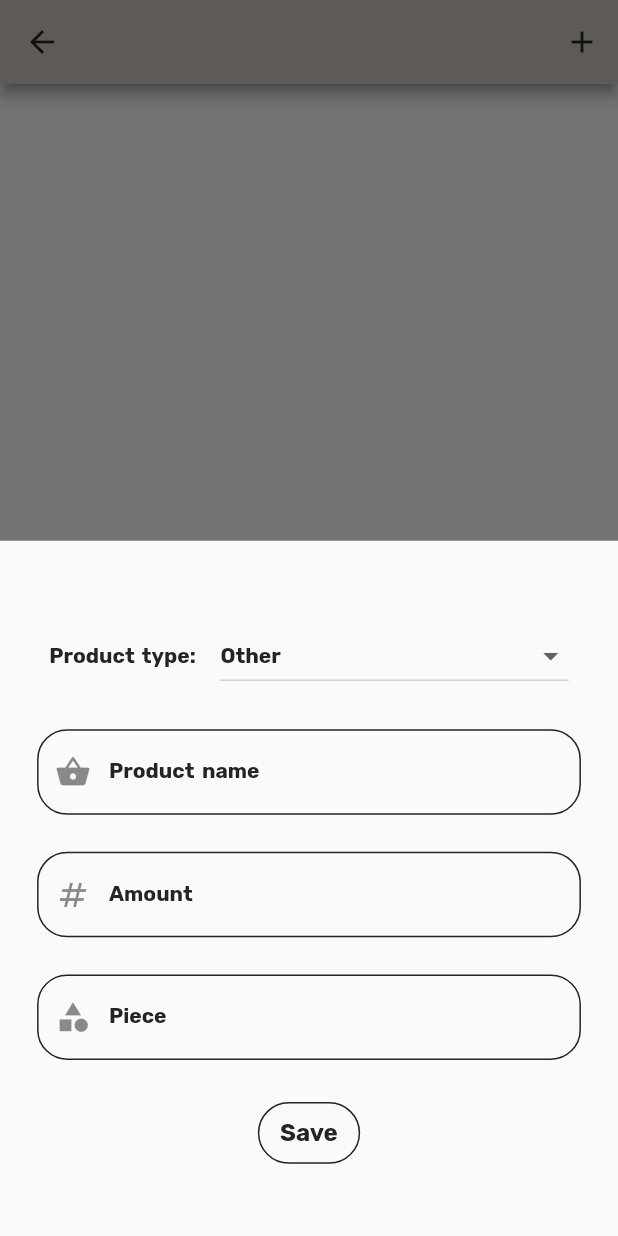
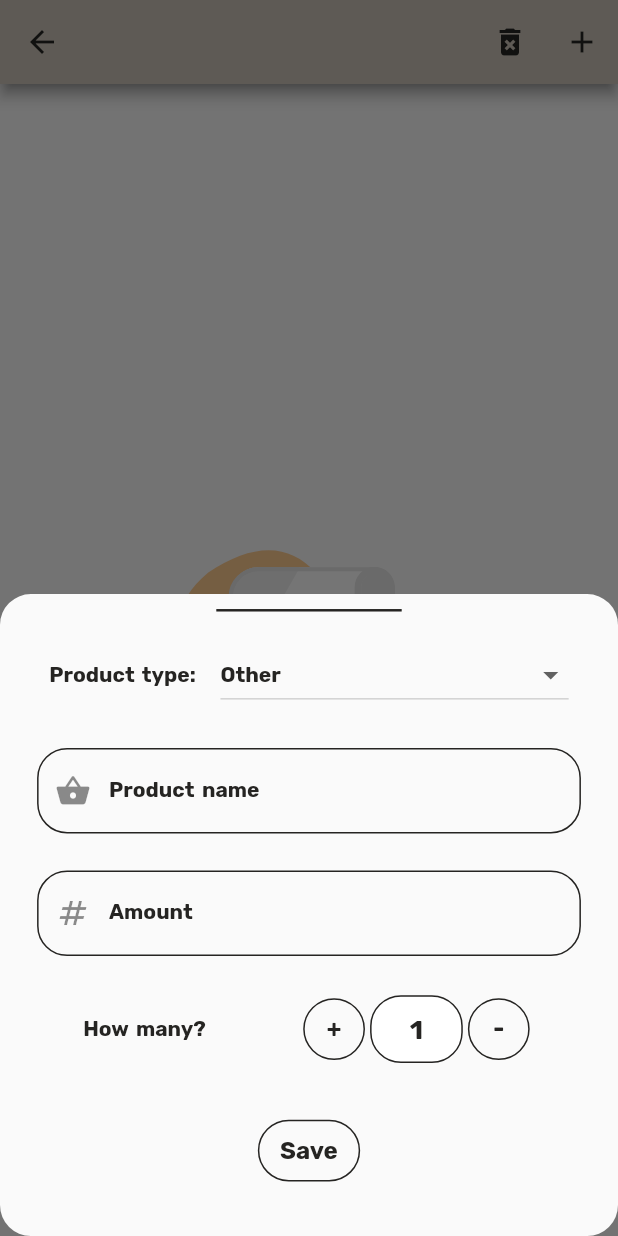
Before and after one commit to Tgrlzphlvn/easy_wallet, a Flutter app: the ShoppingListPage screen opened directly with empty values, after a tap on the "add" icon, on a phone screen of 412 x 824 dp. Run offline on Flutter 3.47's test engine with Material 2 defaults, Android fonts, the phone set to English and light mode, and no system bars; our stand-ins replace easy_localization, google_fonts, hive_flutter, lottie; missing offline and left inert: emojis; accounts and stored records are empty.

Commit message:
List page is complete

```diff
--- a/lib/core/widgets/income_or_expense_alert_dialog.dart
+++ b/lib/core/widgets/wallet_alert_dialog.dart
@@ -1,21 +1,21 @@
 import 'package:easy_wallet_v2/core/base/base_singleton.dart';
-import 'package:easy_wallet_v2/core/localization/localization_helper.dart';
 import 'package:easy_wallet_v2/product/extensions/ui_settings_extensions.dart';
 import 'package:flutter/material.dart';
 
 class IncomeOrExpenseAlertDialog extends StatelessWidget with BaseSingleton {
   const IncomeOrExpenseAlertDialog({
     Key? key,
-    required this.actions,
+    required this.actions, required this.title,
   }) : super(key: key);
 
   final List<Widget> actions;
+  final String title;
 
   @override
   Widget build(BuildContext context) {
     return AlertDialog(
       shape: RoundedRectangleBorder(borderRadius: context.borderRadiusHigh),
-      title: Text(LocalizationHelper.pleaseSelectTheDataType),
+      title: Text(title),
       titlePadding: context.paddingAllMedium,
       titleTextStyle: walletTextTheme.textTheme.headline5,
       actionsAlignment: MainAxisAlignment.spaceAround,
--- a/lib/feature/model/shopping.dart
+++ b/lib/feature/model/shopping.dart
@@ -8,7 +8,7 @@ part 'shopping.g.dart';
 @HiveType(typeId: ShoppingIdentifire.shoppingListId)
 class ShoppingList extends HiveObject {
   @HiveField(0)
-  String id = const Uuid().v1();
+  final String id;
   @HiveField(1)
   DateTime createdTime = DateTime.now();
   @HiveField(2)
@@ -16,7 +16,34 @@ class ShoppingList extends HiveObject {
   @HiveField(3)
   final String listName;
 
-  ShoppingList(this.shoppingProducts, this.listName);
+  ShoppingList({
+    required this.shoppingProducts,
+    required this.listName,
+    required this.id,
+  });
+
+  factory ShoppingList.add({
+    required String id,
+    required List<Shopping> shoppingProducts,
+    required String listName,
+  }) {
+    return ShoppingList(
+      shoppingProducts: shoppingProducts,
+      listName: listName,
+      id: id,
+    );
+  }
+
+  factory ShoppingList.create({
+    required List<Shopping> shoppingProducts,
+    required String listName,
+  }) {
+    return ShoppingList(
+      shoppingProducts: shoppingProducts,
+      listName: listName,
+      id: const Uuid().v1(),
+    );
+  }
 }
 
 @HiveType(typeId: ShoppingIdentifire.shoppingId)
@@ -33,15 +60,12 @@ class Shopping extends HiveObject {
   final int price;
   @HiveField(5)
   final int piece;
-  @HiveField(6)
-  final int? gram;
 
   Shopping({
     required this.productName,
     required this.price,
     this.piece = 1,
     required this.productsType,
-    this.gram,
   });
 }
 
--- a/lib/feature/view/pages/shopping/add_shopping_list_page.dart
+++ b/lib/feature/view/pages/shopping/add_shopping_list_sheet.dart
@@ -31,9 +31,9 @@ class AddShoppingListSheet extends StatelessWidget with BaseSingleton {
             onPressed: () {
               Provider.of<AddShoppingListViewModel>(context, listen: false)
                   .addShoppingList(
-                ShoppingList(
-                  [],
-                  _nameController.text,
+                ShoppingList.create(
+                  shoppingProducts: [],
+                  listName: _nameController.text,
                 ),
               );
               Provider.of<AddShoppingListViewModel>(context, listen: false)
--- a/lib/feature/view/pages/shopping/add_shopping_product_page.dart
+++ b/lib/feature/view/pages/shopping/add_shopping_product_sheet.dart
@@ -2,6 +2,7 @@ import 'package:easy_wallet_v2/core/base/base_singleton.dart';
 import 'package:easy_wallet_v2/core/localization/localization_helper.dart';
 import 'package:easy_wallet_v2/core/widgets/wallet_dropdown_button.dart';
 import 'package:easy_wallet_v2/core/widgets/wallet_outline_button.dart';
+import 'package:easy_wallet_v2/core/widgets/wallet_sheet_divider.dart';
 import 'package:easy_wallet_v2/core/widgets/wallet_text_form_field.dart';
 import 'package:easy_wallet_v2/feature/model/shopping.dart';
 import 'package:easy_wallet_v2/feature/viewmodel/add_shopping_list_view_model.dart';
@@ -17,14 +18,13 @@ class AddShoppingProductPage extends StatelessWidget with BaseSingleton {
 
   final TextEditingController _productNameController = TextEditingController();
   final TextEditingController _amountController = TextEditingController();
-  final TextEditingController _pieceController = TextEditingController();
-  final TextEditingController _gramController = TextEditingController();
 
   @override
   Widget build(BuildContext context) {
-    return Column(
-      mainAxisAlignment: MainAxisAlignment.center,
+    return Wrap(
+      alignment: WrapAlignment.center,
       children: [
+        const WalletDivider(),
         Padding(
           padding: context.walletCardWidgetsPaddingLow,
           child: _productTypeDropdownButton(context),
@@ -39,22 +39,91 @@ class AddShoppingProductPage extends StatelessWidget with BaseSingleton {
         ),
         Padding(
           padding: context.walletCardWidgetsPaddingHigh,
-          child: WalletTextFormField(
-              controller: _pieceController,
-              keyboardType: TextInputType.number,
-              action: TextInputAction.next,
-              inputFormatters: [],
-              label: 'Piece',
-              icon: Icons.category_sharp,
-              nextFocusValue: 24),
+          child: _pieceRow(context),
         ),
         Padding(
-          padding: context.walletCardWidgetsPaddingHigh,
-          child: WalletOutlineButton(
-            title: LocalizationHelper.save,
-            onPressed: () {},
+          padding: context.paddingAllHigh,
+          child: _saveButton(context),
+        ),
+      ],
+    );
+  }
+
+  WalletOutlineButton _saveButton(BuildContext context) {
+    return WalletOutlineButton(
+      title: LocalizationHelper.save,
+      onPressed: () {
+        Provider.of<AddShoppingListViewModel>(context, listen: false)
+            .addShoppingList(
+          ShoppingList.add(
+            id: shoppingList.id,
+            shoppingProducts: shoppingList.shoppingProducts +
+                [
+                  Shopping(
+                    productName: _productNameController.text,
+                    price: int.parse(_amountController.text),
+                    productsType:
+                        Provider.of<AddShoppingListViewModel>(context, listen: false)
+                            .choosenProductType,
+                    piece:
+                        Provider.of<AddShoppingListViewModel>(context, listen: false)
+                            .pieceCounter,
+                  )
+                ],
+            listName: shoppingList.listName,
           ),
-        )
+        );
+        Provider.of<AddShoppingListViewModel>(context, listen: false)
+            .getShoppingLists();
+        Navigator.of(context).pop();
+      },
+    );
+  }
+
+  Widget _pieceRow(BuildContext context) {
+    return Row(
+      mainAxisAlignment: MainAxisAlignment.spaceAround,
+      children: [
+        Text(
+          'How many?',
+          style: walletTextTheme.textTheme.bodyText1,
+        ),
+        Row(
+          mainAxisAlignment: MainAxisAlignment.center,
+          children: [
+            WalletOutlineButton(
+              title: '+',
+              onPressed: () {
+                Provider.of<AddShoppingListViewModel>(context, listen: false)
+                    .incrementPiece();
+              },
+            ),
+            Container(
+              width: context.widthGenerator(0.15),
+              height: context.heightGenerator(0.055),
+              decoration: BoxDecoration(
+                color: walletColors.white,
+                borderRadius: context.borderRadiusHigh,
+                border: Border.all(color: walletColors.eerieBlack, width: 1),
+              ),
+              child: Center(
+                child: Text(
+                  Provider.of<AddShoppingListViewModel>(context)
+                      .pieceCounter
+                      .toString(),
+                  style: walletTextTheme.textTheme.headline5,
+                ),
+              ),
+            ),
+            WalletOutlineButton(
+              title: '-',
+              onPressed: () {
+                Provider.of<AddShoppingListViewModel>(context, listen: false)
+                    .reducePiece();
+              },
+            ),
+          ],
+        ),
       ],
     );
   }
--- a/lib/feature/view/pages/shopping/shopping_list_page.dart
+++ b/lib/feature/view/pages/shopping/shopping_list_page.dart
@@ -1,9 +1,14 @@
 import 'package:easy_wallet_v2/core/base/base_singleton.dart';
+import 'package:easy_wallet_v2/core/widgets/wallet_alert_dialog.dart';
+import 'package:easy_wallet_v2/core/widgets/wallet_outline_button.dart';
 import 'package:easy_wallet_v2/feature/model/shopping.dart';
-import 'package:easy_wallet_v2/feature/view/pages/shopping/add_shopping_product_page.dart';
+import 'package:easy_wallet_v2/feature/view/pages/shopping/add_shopping_product_sheet.dart';
+import 'package:easy_wallet_v2/feature/viewmodel/add_income_or_expense_view_model.dart.dart';
+import 'package:easy_wallet_v2/feature/viewmodel/add_shopping_list_view_model.dart';
 import 'package:easy_wallet_v2/product/extensions/ui_settings_extensions.dart';
 import 'package:easy_wallet_v2/product/utils/lottie_helper.dart';
 import 'package:flutter/material.dart';
+import 'package:provider/provider.dart';
 
 class ShoppingListPage extends StatelessWidget with BaseSingleton {
   const ShoppingListPage({Key? key, required this.shoppingList}) : super(key: key);
@@ -16,27 +21,83 @@ class ShoppingListPage extends StatelessWidget with BaseSingleton {
       appBar: AppBar(
         title: Text(shoppingList.listName),
         actions: [
-          IconButton(
+          _showDeleteAlertDialog(context),
+          _showAddProductSheet(context),
+        ],
+      ),
+      body: shoppingList.shoppingProducts.isEmpty
+          ? _isEmptyLottie()
+          : _shoppingProductsList(),
+    );
+  }
+
+  IconButton _showDeleteAlertDialog(BuildContext context) {
+    return IconButton(
+      icon: const Icon(Icons.delete_forever),
+      onPressed: () {
+        showDialog(
+          context: context,
+          builder: (context) {
+            return IncomeOrExpenseAlertDialog(
+              title: 'Bu listeyi silmek istediğinizden emin misiniz?',
+              actions: [
+                WalletOutlineButton(
+                  title: 'Nevermind',
+                  onPressed: () {
+                    Navigator.of(context).pop();
+                  },
+                ),
+                WalletOutlineButton(
+                  title: 'Delete',
+                  onPressed: () {
+                    Provider.of<AddShoppingListViewModel>(context, listen: false)
+                        .deleteShoppingList(shoppingList);
+                    Provider.of<AddShoppingListViewModel>(context, listen: false)
+                        .getShoppingLists();
+                    Navigator.of(context).pop();
+                  },
+                ),
+              ],
+            );
+          },
+        );
+      },
+    );
+  }
+
+  IconButton _showAddProductSheet(BuildContext context) {
+    return IconButton(
       icon: const Icon(Icons.add),
       onPressed: () {
         showModalBottomSheet(
+          isScrollControlled: true,
+          shape: RoundedRectangleBorder(borderRadius: context.borderRadiusHigh),
+          constraints: BoxConstraints(
+            minHeight: context.heightGenerator(0.3),
+          ),
           context: context,
           builder: (context) {
-                  return AddShoppingProductPage(shoppingList: shoppingList);
+            return Padding(
+              padding: MediaQuery.of(context).viewInsets,
+              child: AddShoppingProductPage(shoppingList: shoppingList),
+            );
           },
         );
       },
-          ),
-        ],
-      ),
-      body: shoppingList.shoppingProducts.isEmpty
-          ? Column(
+    );
+  }
+
+  Column _isEmptyLottie() {
+    return Column(
       mainAxisAlignment: MainAxisAlignment.center,
       children: [
         Center(child: LottieHelper.showLottie(LottieEnum.emptyNote)),
       ],
-            )
-          : ListView.builder(
+    );
+  }
+
+  ListView _shoppingProductsList() {
+    return ListView.builder(
       itemCount: shoppingList.shoppingProducts.length,
       itemBuilder: (context, index) {
         return Container(
@@ -48,7 +109,6 @@ class ShoppingListPage extends StatelessWidget with BaseSingleton {
           child: Text(shoppingList.shoppingProducts[index].productName),
         );
       },
-            ),
     );
   }
 }
--- a/lib/feature/view/tabView/tabBar_view.dart
+++ b/lib/feature/view/tabView/tabBar_view.dart
@@ -1,6 +1,6 @@
 import 'package:easy_wallet_v2/core/base/base_singleton.dart';
 import 'package:easy_wallet_v2/core/localization/localization_helper.dart';
-import 'package:easy_wallet_v2/core/widgets/income_or_expense_alert_dialog.dart';
+import 'package:easy_wallet_v2/core/widgets/wallet_alert_dialog.dart';
 import 'package:easy_wallet_v2/core/widgets/wallet_outline_button.dart';
 import 'package:easy_wallet_v2/feature/model/reporters.dart';
 import 'package:easy_wallet_v2/feature/view/home/home_view.dart';
@@ -49,6 +49,7 @@ class _TabViewState extends State<TabView> with BaseSingleton {
               context: context,
               builder: (context) {
                 return IncomeOrExpenseAlertDialog(
+                  title: LocalizationHelper.pleaseSelectTheDataType,
                   actions: _actionsList(context),
                 );
               },
```
Also changed, not shown: lib/feature/view/home/lists_view.dart (+8 -6 lines), lib/feature/viewmodel/add_shopping_list_view_model.dart (+15 -2 lines), lib/product/extensions/ui_settings_extensions.dart (+7 -0 lines), lib/product/hive/shopping/shopping_cache.dart (+9 -5 lines), lib/feature/model/shopping.g.dart. Lines whose indentation alone changed are shown as unchanged.
